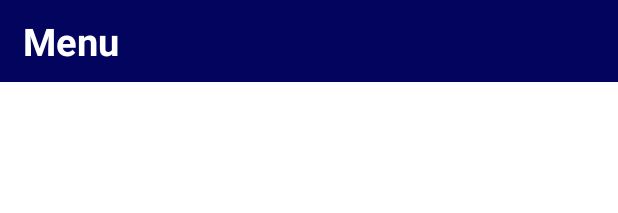
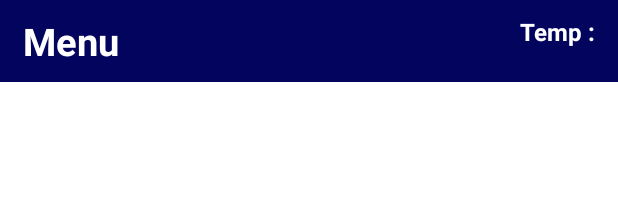
Before and after one commit to leoniantoinette/majika, an Android app: the layout fragment_header_menu.xml on its own in the app's theme, with its tools: preview values and no code run, on a phone screen of 412 x 824 dp. Shown: the top 213 px of the screen. Run offline under Robolectric (Android 15) with nearby library versions, the phone set to English and light mode, and no system bars; network calls fail.

Commit message:
move temp view to header_menu

```diff
--- a/app/src/main/res/layout-land/fragment_menu.xml
+++ b/app/src/main/res/layout-land/fragment_menu.xml
@@ -21,11 +21,7 @@
                 android:id="@+id/toolbar"
                 android:layout_width="match_parent"
                 android:layout_height="wrap_content">
-                <TextView
-                    android:id="@+id/temp"
-                    android:layout_width="wrap_content"
-                    android:layout_height="match_parent"
-                    android:text="temp :"/>
+
 
                 <androidx.appcompat.widget.SearchView
                     android:id="@+id/search_view"
--- a/app/src/main/res/layout/fragment_header_menu.xml
+++ b/app/src/main/res/layout/fragment_header_menu.xml
@@ -19,4 +19,18 @@
         android:textSize="25sp"
         android:textStyle="bold" />
 
+    <TextView
+        android:id="@+id/temp"
+        android:layout_width="wrap_content"
+        android:layout_height="match_parent"
+        android:layout_gravity="right"
+        android:layout_marginTop="10dp"
+        android:layout_marginBottom="10dp"
+        android:layout_marginRight="15dp"
+        android:textColor="#FFFFFF"
+        android:textSize="16sp"
+        android:textStyle="bold"
+        android:text="Temp :"/>
+
+
 </FrameLayout>
--- a/app/src/main/res/layout/fragment_menu.xml
+++ b/app/src/main/res/layout/fragment_menu.xml
@@ -11,11 +11,7 @@
         android:layout_width="match_parent"
         android:layout_height="wrap_content">
 
-        <TextView
-            android:id="@+id/temp"
-            android:layout_width="wrap_content"
-            android:layout_height="match_parent"
-            android:text="temp :"/>
+
 
         <androidx.appcompat.widget.SearchView
             android:id="@+id/search_view"
```
Also changed, not shown: app/src/main/java/com/example/majika/fragment/Menu.kt (+0 -47 lines), app/src/main/java/com/example/majika/header/header_menu.kt (+55 -0 lines).
